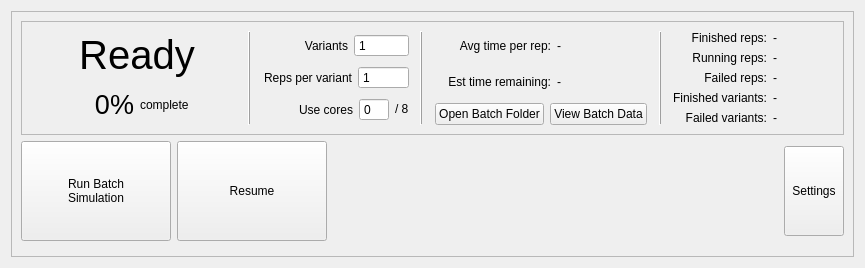
DND-DRDC-RDDC/OS_ORIGAME, file origame/gui/sim/batch/ui_files/batch_simulation_control_status.ui: the form before one commit.
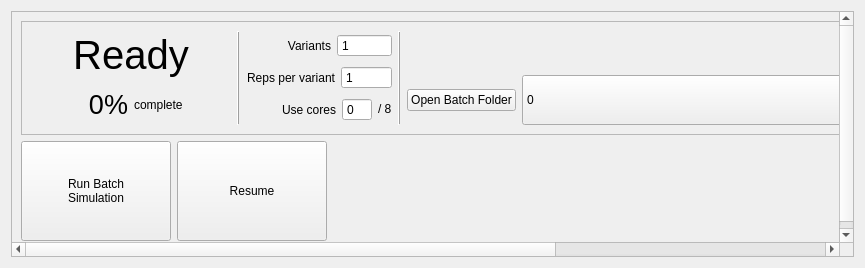
The form after the commit. Icons and pictures are not drawn.

Commit message: replace the 'view batch data' button

Patch:
```diff
--- a/origame/gui/sim/batch/ui_files/batch_simulation_control_status.ui
+++ b/origame/gui/sim/batch/ui_files/batch_simulation_control_status.ui
@@ -458,10 +458,27 @@
                  </widget>
                 </item>
                 <item>
-                 <widget class="QPushButton" name="view_batch_data_button">
-                  <property name="text">
-                   <string>View Batch Data</string>
+                 <widget class="QComboBox" name="batch_folder_combobox">
+                  <property name="minimumSize">
+                   <size>
+                    <width>550</width>
+                    <height>50</height>
+                   </size>
                   </property>
+                  <property name="maximumSize">
+                   <size>
+                    <width>550</width>
+                    <height>50</height>
+                   </size>
+                  </property>
+                  <property name="currentText">
+                   <string>0</string>
+                  </property>
+                  <item>
+                   <property name="text">
+                    <string>0</string>
+                   </property>
+                  </item>
                  </widget>
                 </item>
                </layout>
```
The commit also changes 3 other files.
